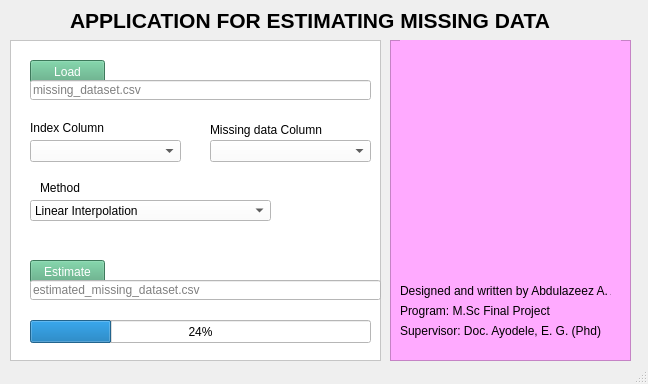
This is AppMiss.ui in Peacerah/Missing-Data-App as Qt 5 draws it before an edit. The edited form follows.
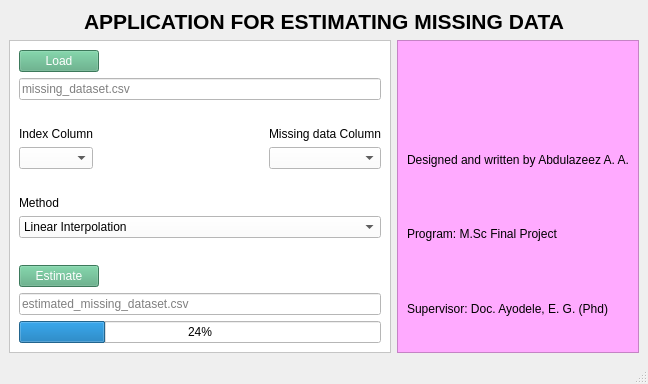
This is the edited form. Icons and pictures are not drawn.

```diff
--- a/AppMiss.ui
+++ b/AppMiss.ui
@@ -14,15 +14,57 @@
    <string>MainWindow</string>
   </property>
   <widget class="QWidget" name="centralwidget">
+   <layout class="QHBoxLayout" name="horizontalLayout_7">
+    <item>
+     <layout class="QVBoxLayout" name="verticalLayout_5">
+      <item>
+       <layout class="QHBoxLayout" name="horizontalLayout_8">
+        <item>
+         <spacer name="horizontalSpacer_5">
+          <property name="orientation">
+           <enum>Qt::Horizontal</enum>
+          </property>
+          <property name="sizeHint" stdset="0">
+           <size>
+            <width>40</width>
+            <height>20</height>
+           </size>
+          </property>
+         </spacer>
+        </item>
+        <item>
+         <widget class="QLabel" name="label">
+          <property name="font">
+           <font>
+            <pointsize>16</pointsize>
+            <weight>75</weight>
+            <bold>true</bold>
+           </font>
+          </property>
+          <property name="text">
+           <string>APPLICATION FOR ESTIMATING MISSING DATA</string>
+          </property>
+         </widget>
+        </item>
+        <item>
+         <spacer name="horizontalSpacer_6">
+          <property name="orientation">
+           <enum>Qt::Horizontal</enum>
+          </property>
+          <property name="sizeHint" stdset="0">
+           <size>
+            <width>40</width>
+            <height>20</height>
+           </size>
+          </property>
+         </spacer>
+        </item>
+       </layout>
+      </item>
+      <item>
+       <layout class="QHBoxLayout" name="horizontalLayout_6">
+        <item>
    <widget class="QFrame" name="frame">
-    <property name="geometry">
-     <rect>
-      <x>10</x>
-      <y>40</y>
-      <width>371</width>
-      <height>321</height>
-     </rect>
-    </property>
     <property name="styleSheet">
      <string notr="true">background-color: rgb(255, 255, 255);</string>
     </property>
@@ -32,15 +74,13 @@
     <property name="frameShadow">
      <enum>QFrame::Raised</enum>
     </property>
+          <layout class="QHBoxLayout" name="horizontalLayout_5">
+           <item>
+            <layout class="QVBoxLayout" name="verticalLayout_4">
+             <item>
+              <layout class="QHBoxLayout" name="horizontalLayout">
+               <item>
     <widget class="QPushButton" name="loadButton">
-     <property name="geometry">
-      <rect>
-       <x>20</x>
-       <y>20</y>
-       <width>75</width>
-       <height>23</height>
-      </rect>
-     </property>
      <property name="toolTip">
       <string>&lt;html&gt;&lt;head/&gt;&lt;body&gt;&lt;p&gt;&lt;span style=&quot; color:#ff0000;&quot;&gt;Click to load data&lt;/span&gt;&lt;/p&gt;&lt;/body&gt;&lt;/html&gt;</string>
      </property>
@@ -52,15 +92,58 @@
       <string>Load</string>
      </property>
     </widget>
+               </item>
+               <item>
+                <spacer name="horizontalSpacer">
+                 <property name="orientation">
+                  <enum>Qt::Horizontal</enum>
+                 </property>
+                 <property name="sizeHint" stdset="0">
+                  <size>
+                   <width>40</width>
+                   <height>20</height>
+                  </size>
+                 </property>
+                </spacer>
+               </item>
+              </layout>
+             </item>
+             <item>
+              <widget class="QLineEdit" name="loadLineEdit">
+               <property name="readOnly">
+                <bool>true</bool>
+               </property>
+               <property name="placeholderText">
+                <string>missing_dataset.csv</string>
+               </property>
+              </widget>
+             </item>
+             <item>
+              <spacer name="verticalSpacer_2">
+               <property name="orientation">
+                <enum>Qt::Vertical</enum>
+               </property>
+               <property name="sizeHint" stdset="0">
+                <size>
+                 <width>20</width>
+                 <height>18</height>
+                </size>
+               </property>
+              </spacer>
+             </item>
+             <item>
+              <layout class="QHBoxLayout" name="horizontalLayout_4">
+               <item>
+                <layout class="QVBoxLayout" name="verticalLayout">
+                 <item>
+                  <widget class="QLabel" name="label_3">
+                   <property name="text">
+                    <string>Index Column</string>
+                   </property>
+                  </widget>
+                 </item>
+                 <item>
     <widget class="QComboBox" name="indexComboBox">
-     <property name="geometry">
-      <rect>
-       <x>20</x>
-       <y>100</y>
-       <width>151</width>
-       <height>22</height>
-      </rect>
-     </property>
      <property name="toolTip">
       <string>&lt;html&gt;&lt;head/&gt;&lt;body&gt;&lt;p&gt;Select the index column&lt;/p&gt;&lt;/body&gt;&lt;/html&gt;</string>
      </property>
@@ -68,15 +151,33 @@
       <string notr="true">selection-background-color: rgb(85, 0, 255);</string>
      </property>
     </widget>
+                 </item>
+                </layout>
+               </item>
+               <item>
+                <spacer name="horizontalSpacer_2">
+                 <property name="orientation">
+                  <enum>Qt::Horizontal</enum>
+                 </property>
+                 <property name="sizeHint" stdset="0">
+                  <size>
+                   <width>17</width>
+                   <height>20</height>
+                  </size>
+                 </property>
+                </spacer>
+               </item>
+               <item>
+                <layout class="QVBoxLayout" name="verticalLayout_2">
+                 <item>
+                  <widget class="QLabel" name="label_4">
+                   <property name="text">
+                    <string>Missing data Column</string>
+                   </property>
+                  </widget>
+                 </item>
+                 <item>
     <widget class="QComboBox" name="dataComboBox">
-     <property name="geometry">
-      <rect>
-       <x>200</x>
-       <y>100</y>
-       <width>161</width>
-       <height>22</height>
-      </rect>
-     </property>
      <property name="toolTip">
       <string>&lt;html&gt;&lt;head/&gt;&lt;body&gt;&lt;p&gt;Click to select the missing data column&lt;/p&gt;&lt;/body&gt;&lt;/html&gt;</string>
      </property>
@@ -84,15 +185,52 @@
       <string notr="true">selection-background-color: rgb(85, 0, 255);</string>
      </property>
     </widget>
+                 </item>
+                </layout>
+               </item>
+              </layout>
+             </item>
+             <item>
+              <spacer name="verticalSpacer_3">
+               <property name="orientation">
+                <enum>Qt::Vertical</enum>
+               </property>
+               <property name="sizeHint" stdset="0">
+                <size>
+                 <width>20</width>
+                 <height>13</height>
+                </size>
+               </property>
+              </spacer>
+             </item>
+             <item>
+              <layout class="QVBoxLayout" name="verticalLayout_3">
+               <item>
+                <layout class="QHBoxLayout" name="horizontalLayout_3">
+                 <item>
+                  <widget class="QLabel" name="label_5">
+                   <property name="text">
+                    <string>Method</string>
+                   </property>
+                  </widget>
+                 </item>
+                 <item>
+                  <spacer name="horizontalSpacer_3">
+                   <property name="orientation">
+                    <enum>Qt::Horizontal</enum>
+                   </property>
+                   <property name="sizeHint" stdset="0">
+                    <size>
+                     <width>40</width>
+                     <height>13</height>
+                    </size>
+                   </property>
+                  </spacer>
+                 </item>
+                </layout>
+               </item>
+               <item>
     <widget class="QComboBox" name="methodComboBox">
-     <property name="geometry">
-      <rect>
-       <x>20</x>
-       <y>160</y>
-       <width>241</width>
-       <height>21</height>
-      </rect>
-     </property>
      <property name="toolTip">
       <string>&lt;html&gt;&lt;head/&gt;&lt;body&gt;&lt;p&gt;Click to select the method for estimating missing dat&lt;/p&gt;&lt;/body&gt;&lt;/html&gt;</string>
      </property>
@@ -130,15 +268,26 @@
       </property>
      </item>
     </widget>
+               </item>
+              </layout>
+             </item>
+             <item>
+              <spacer name="verticalSpacer">
+               <property name="orientation">
+                <enum>Qt::Vertical</enum>
+               </property>
+               <property name="sizeHint" stdset="0">
+                <size>
+                 <width>20</width>
+                 <height>18</height>
+                </size>
+               </property>
+              </spacer>
+             </item>
+             <item>
+              <layout class="QHBoxLayout" name="horizontalLayout_2">
+               <item>
     <widget class="QPushButton" name="estimateButton">
-     <property name="geometry">
-      <rect>
-       <x>20</x>
-       <y>220</y>
-       <width>75</width>
-       <height>23</height>
-      </rect>
-     </property>
      <property name="toolTip">
       <string>&lt;html&gt;&lt;head/&gt;&lt;body&gt;&lt;p&gt;&lt;span style=&quot; color:#ff0000;&quot;&gt;Click to fill in missing data&lt;/span&gt;&lt;/p&gt;&lt;/body&gt;&lt;/html&gt;</string>
      </property>
@@ -150,100 +299,46 @@
       <string>Estimate</string>
      </property>
     </widget>
+               </item>
+               <item>
+                <spacer name="horizontalSpacer_4">
+                 <property name="orientation">
+                  <enum>Qt::Horizontal</enum>
+                 </property>
+                 <property name="sizeHint" stdset="0">
+                  <size>
+                   <width>40</width>
+                   <height>13</height>
+                  </size>
+                 </property>
+                </spacer>
+               </item>
+              </layout>
+             </item>
+             <item>
+              <widget class="QLineEdit" name="fillLineEdit">
+               <property name="readOnly">
+                <bool>true</bool>
+               </property>
+               <property name="placeholderText">
+                <string>estimated_missing_dataset.csv</string>
+               </property>
+              </widget>
+             </item>
+             <item>
     <widget class="QProgressBar" name="progressBar">
-     <property name="geometry">
-      <rect>
-       <x>20</x>
-       <y>280</y>
-       <width>341</width>
-       <height>23</height>
-      </rect>
-     </property>
      <property name="value">
       <number>24</number>
      </property>
     </widget>
-    <widget class="QLabel" name="label_3">
-     <property name="geometry">
-      <rect>
-       <x>20</x>
-       <y>80</y>
-       <width>81</width>
-       <height>16</height>
-      </rect>
-     </property>
-     <property name="text">
-      <string>Index Column</string>
-     </property>
-    </widget>
-    <widget class="QLabel" name="label_4">
-     <property name="geometry">
-      <rect>
-       <x>200</x>
-       <y>80</y>
-       <width>121</width>
-       <height>20</height>
-      </rect>
-     </property>
-     <property name="text">
-      <string>Missing data Column</string>
-     </property>
-    </widget>
-    <widget class="QLabel" name="label_5">
-     <property name="geometry">
-      <rect>
-       <x>30</x>
-       <y>140</y>
-       <width>81</width>
-       <height>16</height>
-      </rect>
-     </property>
-     <property name="text">
-      <string>Method</string>
-     </property>
-    </widget>
-    <widget class="QLineEdit" name="loadLineEdit">
-     <property name="geometry">
-      <rect>
-       <x>20</x>
-       <y>40</y>
-       <width>341</width>
-       <height>20</height>
-      </rect>
-     </property>
-     <property name="readOnly">
-      <bool>true</bool>
-     </property>
-     <property name="placeholderText">
-      <string>missing_dataset.csv</string>
-     </property>
-    </widget>
-    <widget class="QLineEdit" name="fillLineEdit">
-     <property name="geometry">
-      <rect>
-       <x>20</x>
-       <y>240</y>
-       <width>351</width>
-       <height>20</height>
-      </rect>
-     </property>
-     <property name="readOnly">
-      <bool>true</bool>
-     </property>
-     <property name="placeholderText">
-      <string>estimated_missing_dataset.csv</string>
-     </property>
-    </widget>
-   </widget>
+             </item>
+            </layout>
+           </item>
+          </layout>
+         </widget>
+        </item>
+        <item>
    <widget class="QFrame" name="frame_2">
-    <property name="geometry">
-     <rect>
-      <x>390</x>
-      <y>40</y>
-      <width>241</width>
-      <height>321</height>
-     </rect>
-    </property>
     <property name="styleSheet">
      <string notr="true">background-color: rgb(255, 170, 255);</string>
     </property>
@@ -253,15 +348,11 @@
     <property name="frameShadow">
      <enum>QFrame::Raised</enum>
     </property>
+          <layout class="QVBoxLayout" name="verticalLayout_8">
+           <item>
+            <layout class="QVBoxLayout" name="verticalLayout_7">
+             <item>
     <widget class="QLabel" name="label_2">
-     <property name="geometry">
-      <rect>
-       <x>10</x>
-       <y>0</y>
-       <width>221</width>
-       <height>241</height>
-      </rect>
-     </property>
      <property name="text">
       <string/>
      </property>
@@ -269,66 +360,38 @@
       <pixmap resource="resources.qrc">:/icons/icons/UniLogo.jpg</pixmap>
      </property>
     </widget>
+             </item>
+             <item>
     <widget class="QLabel" name="label_6">
-     <property name="geometry">
-      <rect>
-       <x>10</x>
-       <y>240</y>
-       <width>211</width>
-       <height>21</height>
-      </rect>
-     </property>
      <property name="text">
       <string>Designed and written by Abdulazeez A. A.</string>
      </property>
     </widget>
+             </item>
+             <item>
     <widget class="QLabel" name="label_7">
-     <property name="geometry">
-      <rect>
-       <x>10</x>
-       <y>260</y>
-       <width>211</width>
-       <height>21</height>
-      </rect>
-     </property>
      <property name="text">
       <string>Program: M.Sc Final Project</string>
      </property>
     </widget>
+             </item>
+             <item>
     <widget class="QLabel" name="label_8">
-     <property name="geometry">
-      <rect>
-       <x>10</x>
-       <y>280</y>
-       <width>211</width>
-       <height>21</height>
-      </rect>
-     </property>
      <property name="text">
       <string>Supervisor: Doc. Ayodele, E. G. (Phd)</string>
      </property>
     </widget>
-   </widget>
-   <widget class="QLabel" name="label">
-    <property name="geometry">
-     <rect>
-      <x>70</x>
-      <y>10</y>
-      <width>511</width>
-      <height>21</height>
-     </rect>
-    </property>
-    <property name="font">
-     <font>
-      <pointsize>16</pointsize>
-      <weight>75</weight>
-      <bold>true</bold>
-     </font>
-    </property>
-    <property name="text">
-     <string>APPLICATION FOR ESTIMATING MISSING DATA</string>
-    </property>
-   </widget>
+             </item>
+            </layout>
+           </item>
+          </layout>
+         </widget>
+        </item>
+       </layout>
+      </item>
+     </layout>
+    </item>
+   </layout>
   </widget>
   <widget class="QMenuBar" name="menubar">
    <property name="geometry">
```
Lines whose indentation alone changed are shown as unchanged.
